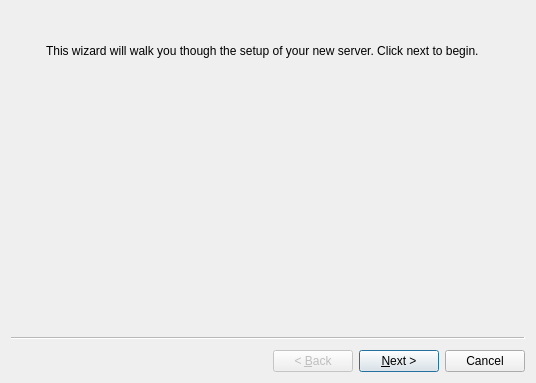
Before: the Qt Designer form src-qt5/pc-installgui/wizardFreeBSD.ui in trueos/pcbsd, drawn with Qt 5.
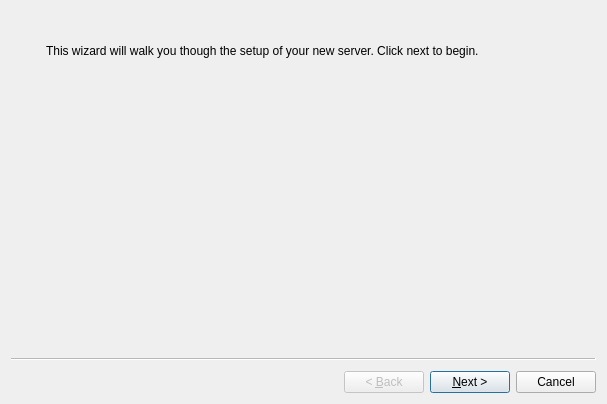
After: the same form once the commit is applied. Icons and pictures are not drawn.

Commit message: Update the installer UI, make it resizable, and default to a bigger 800x600 size. This will allow larger fonts, other DPI's to render properly

```diff
--- a/src-qt5/pc-installgui/wizardFreeBSD.ui
+++ b/src-qt5/pc-installgui/wizardFreeBSD.ui
@@ -6,8 +6,8 @@
    <rect>
     <x>0</x>
     <y>0</y>
-    <width>536</width>
-    <height>383</height>
+    <width>607</width>
+    <height>404</height>
    </rect>
   </property>
   <property name="windowTitle">
```
The commit also changes 3 other files.
